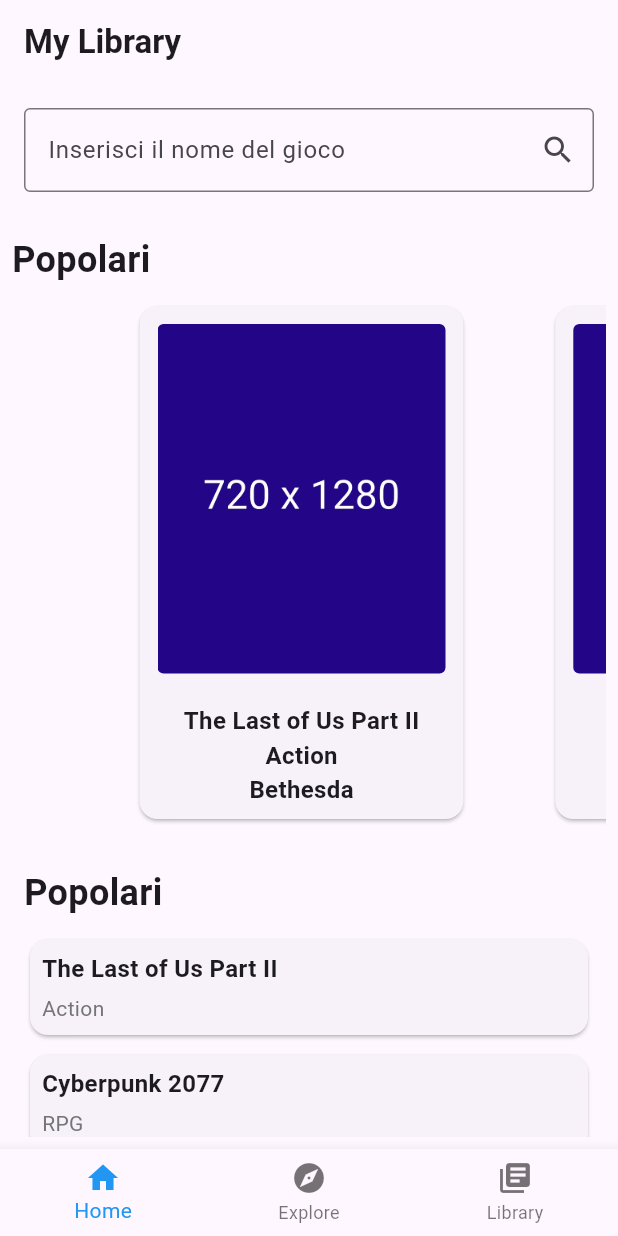
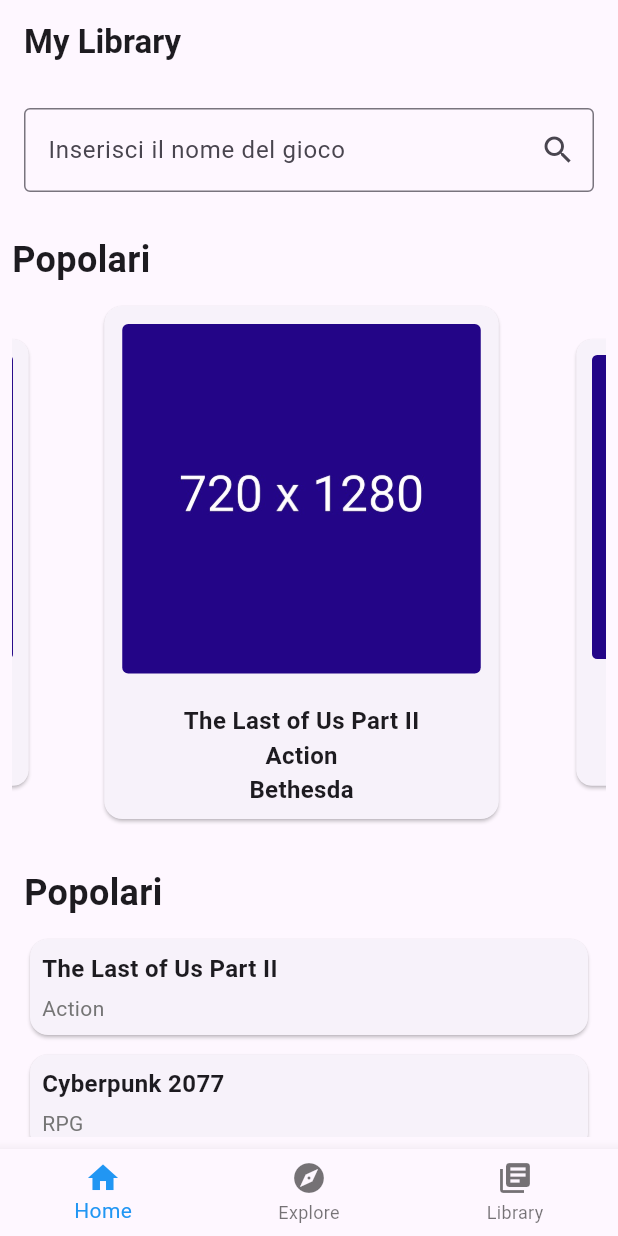
Before and after one commit to Nooneoneno/Dragons-Lair, a Flutter app: the screen it shows after launch, on a phone screen of 412 x 824 dp. Run offline on Flutter 3.47's test engine with Material 3 defaults, Android fonts, the phone set to English and light mode, and no system bars; drawn by our look-alikes of carousel_slider, flutter_typeahead.

Commit message:
Changed the new release widget to a carousel

```diff
--- a/lib/ui/screens/home_screen/new_release_widget.dart
+++ b/lib/ui/screens/home_screen/new_release_widget.dart
@@ -1,3 +1,4 @@
+import 'package:carousel_slider/carousel_slider.dart';
 import 'package:flutter/material.dart';
 import 'package:progetto_esame/entities/video_game.dart';
 import 'package:progetto_esame/ui/screens/home_screen/game_card.dart';
@@ -51,21 +52,6 @@
 }
 
 class _NewReleasesWidgetState extends State<NewReleasesWidget> {
-  late PageController _pageController;
-  int _currentPage = 0;
-
-  @override
-  void initState() {
-    super.initState();
-    _pageController = PageController(initialPage: _currentPage, viewportFraction: 0.7);
-  }
-
-  @override
-  void dispose() {
-    _pageController.dispose();
-    super.dispose();
-  }
-
   @override
   Widget build(BuildContext context) {
     return Column(
@@ -79,40 +65,30 @@
           ),
         ),
         SizedBox(height: 10),
-        Container(
-          height: 350,
-          child: PageView.builder(
-            controller: _pageController,
-            itemCount: widget.games.length,
-            onPageChanged: (index) {
-              setState(() {
-                _currentPage = index;
-              });
-            },
-            itemBuilder: (context, index) {
-              return AnimatedBuilder(
-                animation: _pageController,
-                builder: (context, child) {
-                  double value = 1.0;
-                  if (_pageController.position.haveDimensions) {
-                    value = _pageController.page! - index;
-                    value = (1 - (value.abs() * 0.3)).clamp(0.0, 1.0);
-                  }
-                  return Center(
-                    child: SizedBox(
-                      height: Curves.easeOut.transform(value) * 350,
-                      width: Curves.easeOut.transform(value) * 250,
-                      child: child,
-                    ),
-                  );
-                },
-                child: Padding(
-                  padding: EdgeInsets.symmetric(horizontal: 8.0),
-                  child: GameCard(game: widget.games[index]),
-                ),
-              );
-            },
+        CarouselSlider(
+          options: CarouselOptions(
+            height: 350.0,
+            initialPage: 0,
+            autoPlay: true,
+            viewportFraction: 0.75,
+            aspectRatio: 16/9,
+            enlargeCenterPage: true,
+            enlargeFactor: 0.3,
+            autoPlayCurve: Curves.fastOutSlowIn,
+            autoPlayInterval: Duration(seconds: 3),
           ),
+          items: widget.games.map((i) {
+            return Builder(
+              builder: (BuildContext context) {
+                return Container(
+                    width: MediaQuery.of(context).size.width,
+                    child: Padding(
+                      padding: EdgeInsets.symmetric(horizontal: 8.0),
+                      child: GameCard(game: i),
+                    ));
+              },
+            );
+          }).toList(),
         ),
       ],
     );
--- a/pubspec.yaml
+++ b/pubspec.yaml
@@ -32,6 +32,7 @@
     sdk: flutter
   flutter_typeahead: ^4.6.2
   flutter_svg: ^1.0.0
+  carousel_slider: ^4.2.1
 
 
   # The following adds the Cupertino Icons font to your application.
```
